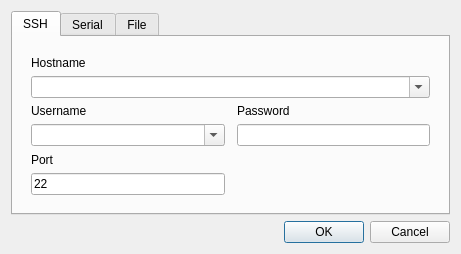
Qt form ComBombGui/opendialog.ui (cdesjardins/ComBomb) before a commit.
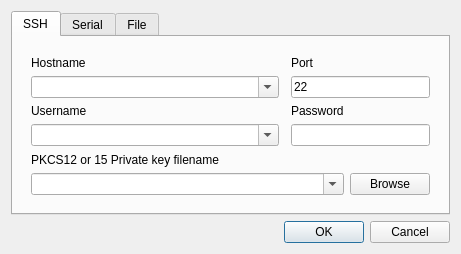
The same form after that commit. Icons and pictures are not drawn. Custom widgets are drawn as their Qt base class.

What changed in the file:
```diff
--- a/ComBombGui/opendialog.ui
+++ b/ComBombGui/opendialog.ui
@@ -7,7 +7,7 @@
     <x>0</x>
     <y>0</y>
     <width>461</width>
-    <height>250</height>
+    <height>242</height>
    </rect>
   </property>
   <property name="sizePolicy">
@@ -62,27 +62,7 @@
           </sizepolicy>
          </property>
          <layout class="QGridLayout" name="gridLayout_2">
-          <item row="7" column="2">
-           <widget class="QLineEdit" name="passwordLineEdit"/>
-          </item>
-          <item row="9" column="0">
-           <widget class="QLineEdit" name="portNumLineEdit">
-            <property name="inputMethodHints">
-             <set>Qt::ImhDigitsOnly</set>
-            </property>
-            <property name="text">
-             <string>22</string>
-            </property>
-           </widget>
-          </item>
-          <item row="8" column="0">
-           <widget class="QLabel" name="label_9">
-            <property name="text">
-             <string>Port</string>
-            </property>
-           </widget>
-          </item>
-          <item row="7" column="0">
+          <item row="3" column="0">
            <widget class="CBComboBox" name="userNameComboBox">
             <property name="sizePolicy">
              <sizepolicy hsizetype="Expanding" vsizetype="Fixed">
@@ -95,34 +75,81 @@
             </property>
            </widget>
           </item>
-          <item row="6" column="2">
-           <widget class="QLabel" name="label_11">
-            <property name="text">
-             <string>Password</string>
-            </property>
-           </widget>
-          </item>
-          <item row="6" column="0">
-           <widget class="QLabel" name="label_10">
-            <property name="text">
-             <string>Username</string>
-            </property>
-           </widget>
-          </item>
-          <item row="2" column="0">
+          <item row="0" column="0">
            <widget class="QLabel" name="label_8">
             <property name="text">
              <string>Hostname</string>
             </property>
            </widget>
           </item>
-          <item row="3" column="0" colspan="3">
+          <item row="1" column="0">
            <widget class="CBComboBox" name="hostNameComboBox">
             <property name="editable">
              <bool>true</bool>
             </property>
            </widget>
           </item>
+          <item row="2" column="0">
+           <widget class="QLabel" name="label_10">
+            <property name="text">
+             <string>Username</string>
+            </property>
+           </widget>
+          </item>
+          <item row="2" column="2">
+           <widget class="QLabel" name="label_11">
+            <property name="text">
+             <string>Password</string>
+            </property>
+           </widget>
+          </item>
+          <item row="5" column="3">
+           <widget class="QPushButton" name="privKeyBrowseButton">
+            <property name="text">
+             <string>Browse</string>
+            </property>
+           </widget>
+          </item>
+          <item row="3" column="2" colspan="2">
+           <widget class="QLineEdit" name="passwordLineEdit"/>
+          </item>
+          <item row="0" column="2">
+           <widget class="QLabel" name="label_9">
+            <property name="text">
+             <string>Port</string>
+            </property>
+           </widget>
+          </item>
+          <item row="5" column="0" colspan="3">
+           <widget class="CBComboBox" name="privKeyFileComboBox">
+            <property name="editable">
+             <bool>true</bool>
+            </property>
+           </widget>
+          </item>
+          <item row="4" column="0">
+           <widget class="QLabel" name="label_13">
+            <property name="text">
+             <string>PKCS12 or 15 Private key filename</string>
+            </property>
+           </widget>
+          </item>
+          <item row="1" column="2" colspan="2">
+           <widget class="QLineEdit" name="portNumLineEdit">
+            <property name="maximumSize">
+             <size>
+              <width>197</width>
+              <height>16777215</height>
+             </size>
+            </property>
+            <property name="inputMethodHints">
+             <set>Qt::ImhDigitsOnly</set>
+            </property>
+            <property name="text">
+             <string>22</string>
+            </property>
+           </widget>
+          </item>
          </layout>
         </widget>
        </item>
```
Left out of the diff: 1 changed line with no effect on the pictures.
